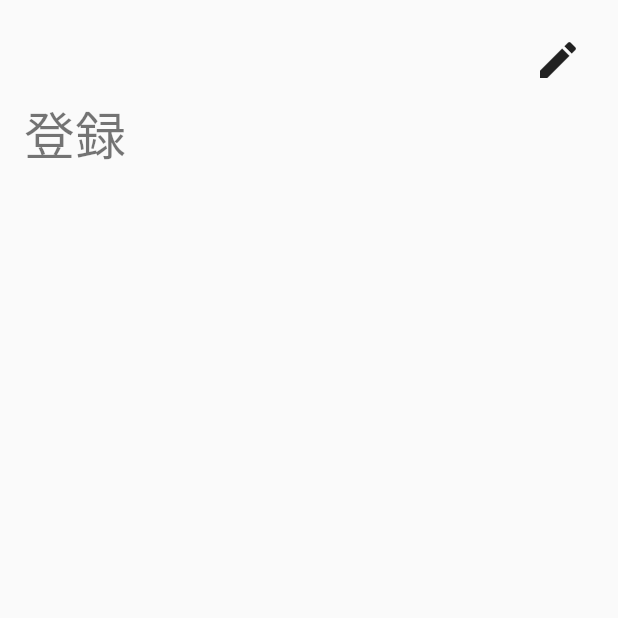
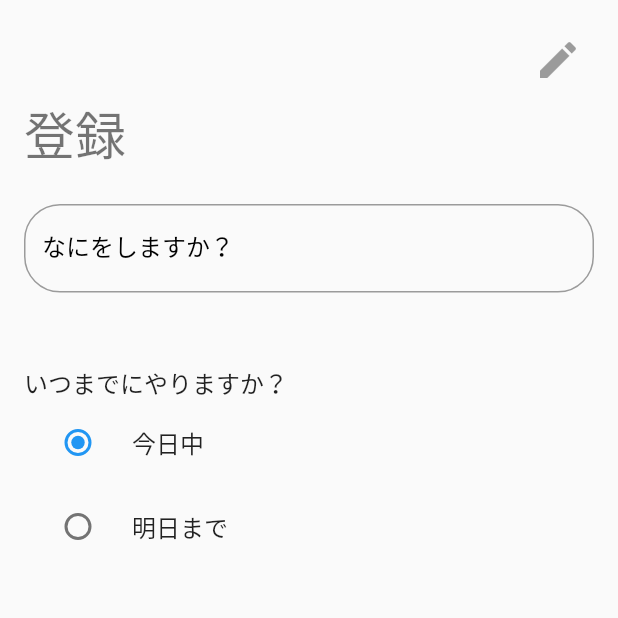
Before and after one commit to fummicc1/todooo-flutter, a Flutter app: the screen it shows once a user with an empty profile is signed in, after a tap on the "add" icon, on a phone screen of 412 x 824 dp, the top half of it. Run offline on Flutter 3.47's test engine with Material 2 defaults, Android fonts, the phone set to English and light mode, and no system bars; our stand-ins replace cloud_firestore, firebase_auth; accounts and stored records are empty.

Commit message:
persist todooo

```diff
--- a/lib/chabge_notifier/add_todo_store.dart
+++ b/lib/chabge_notifier/add_todo_store.dart
@@ -4,28 +4,40 @@ import 'package:todooo/chabge_notifier/app_store.dart';
 import 'package:todooo/models/todo.dart';
 
 class AddToDoStore extends ChangeNotifier {
-
   FirestoreClient _firestoreClient = FirestoreClient();
 
-  final deadlineList = Deadline.values.map((value) =>
-  value.toString().split('.')[1]).toList();
+  final deadlineList =
+      Deadline.values.map((value) => value.toString().split('.')[1]).toList();
   NetworkHandleState networkHandleState = NetworkHandleState.idel;
+  Deadline get deadline {
+    for (int i = 0; i < deadlineList.length; i++) {
+      if (deadlineList[i] == _deadline) {
+        return Deadline.values[i];
+      }
+    }
+    return Deadline.today;
+  }
+
+  bool get isDataInputted {
+    return uid.isNotEmpty && (_content?.isNotEmpty ?? false);
+  }
 
   // ToDo Data
   final String uid;
-  String content;
-  DateTime createDate;
-  String deadline;
-  String pageTitle;
+  String _content;
+  String _deadline;
+  final String pageTitle;
 
-  AddToDoStore({@required this.uid, @required this.pageTitle});
+  AddToDoStore({@required this.uid, @required this.pageTitle})
+      : this._deadline = "today";
 
-  createToDo({String content, DateTime createDate, String deadline}) {
+  createToDo({DateTime createDate}) {
     networkHandleState = NetworkHandleState.processing;
     notifyListeners();
-    final todo = ToDo(content: content,
+    final todo = ToDo(
+        content: _content,
         createDate: createDate,
-        deadline: deadline,
+        deadline: _deadline,
         isDone: false,
         owner: uid);
     _firestoreClient.persistToDo(todo).catchError((error) {
@@ -36,4 +48,18 @@ class AddToDoStore extends ChangeNotifier {
       notifyListeners();
     });
   }
+
+  updateSelectingDeadline(Deadline deadline) {
+    for (int i = 0; i < Deadline.values.length; i++) {
+      if (deadline == Deadline.values[i]) {
+        this._deadline = deadlineList[i];
+        notifyListeners();
+      }
+    }
+  }
+
+  updateContent(String content) {
+    this._content = content;
+    notifyListeners();
+  }
 }
--- a/lib/main.dart
+++ b/lib/main.dart
@@ -15,8 +15,7 @@ class MyApp extends StatelessWidget {
         debugShowCheckedModeBanner: false,
         title: 'todooo',
         theme: ThemeData(
-          primaryColor: Color(0xFFf3d91f),
-          backgroundColor: Color(0xFF212ae0),
+          primaryColor: Color(0xFF212ae0),
         ),
         home: HomePage(),
     ),
--- a/lib/ui/pages/add_todo_page.dart
+++ b/lib/ui/pages/add_todo_page.dart
@@ -1,6 +1,7 @@
 import 'package:flutter/material.dart';
 import 'package:provider/provider.dart';
 import 'package:todooo/chabge_notifier/add_todo_store.dart';
+import 'package:todooo/models/todo.dart';
 
 class AddToDoPage extends StatelessWidget {
   @override
@@ -12,6 +13,7 @@ class AddToDoPage extends StatelessWidget {
         child: Padding(
           padding: const EdgeInsets.all(16.0),
           child: Column(
+            crossAxisAlignment: CrossAxisAlignment.start,
             children: <Widget>[
               Container(
                 height: 96,
@@ -28,11 +30,52 @@ class AddToDoPage extends StatelessWidget {
                       right: 0,
                       height: 48,
                       child: IconButton(
-                          icon: Icon(Icons.create, size: 32), onPressed: () {}),
-                    )
+                          icon: Icon(Icons.create, size: 32),
+                          onPressed: addToDoStore.isDataInputted
+                              ? () {
+                                  addToDoStore.createToDo(
+                                      createDate: DateTime.now());
+                                }
+                              : null),
+                    ),
                   ],
                 ),
               ),
+              SizedBox(height: 24),
+              TextField(
+                decoration: InputDecoration(
+                  border: OutlineInputBorder(
+                    borderRadius: BorderRadius.circular(24),
+                  ),
+                  labelStyle: TextStyle(color: Colors.black),
+                  labelText: "なにをしますか？",
+                ),
+                onChanged: (content) {
+                  addToDoStore.updateContent(content);
+                },
+              ),
+              SizedBox(height: 48),
+              Text("いつまでにやりますか？", style: Theme.of(context).textTheme.subhead),
+              Wrap(
+                children: <Widget>[
+                  RadioListTile(
+                    title: Text("今日中"),
+                    value: Deadline.values[0],
+                    groupValue: addToDoStore.deadline,
+                    onChanged: (deadline) {
+                      addToDoStore.updateSelectingDeadline(deadline);
+                    },
+                  ),
+                  RadioListTile(
+                    title: Text("明日まで"),
+                    value: Deadline.values[1],
+                    groupValue: addToDoStore.deadline,
+                    onChanged: (deadline) {
+                      addToDoStore.updateSelectingDeadline(deadline);
+                    },
+                  ),
+                ],
+              )
             ],
           ),
         ),
```
